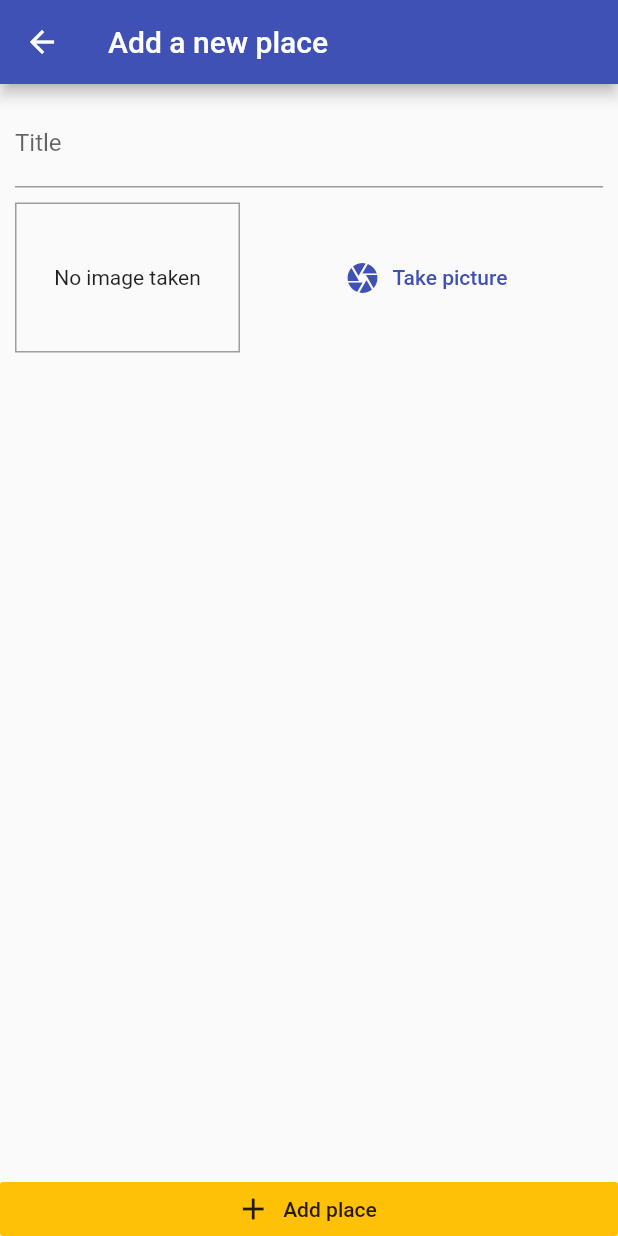
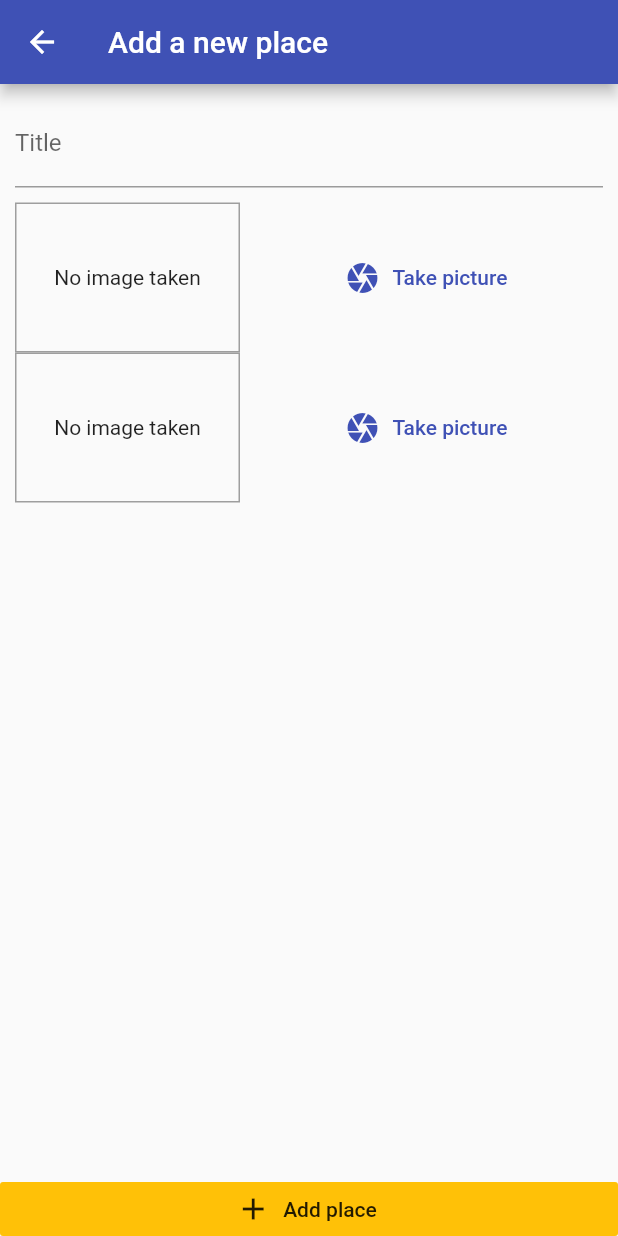
Before and after one commit to datanonymous/section13_greatplaces_flutter, a Flutter app: the AddPlaceScreen screen opened by its route, on a phone screen of 412 x 824 dp. Run offline on Flutter 3.47's test engine with Material 2 defaults, Android fonts, the phone set to English and light mode, and no system bars; our stand-ins replace image_picker.

Commit message:
7/28/2020

```diff
--- a/lib/screens/add_place_screen.dart
+++ b/lib/screens/add_place_screen.dart
@@ -1,8 +1,11 @@
 import 'package:flutter/material.dart';
+import 'package:image_picker/image_picker.dart';
 import '../widgets/image_input.dart';
 import 'dart:io';
 import 'package:provider/provider.dart';
 import '../providers/great_places.dart';
+import 'package:path/path.dart' as path;
+import 'package:path_provider/path_provider.dart' as syspaths;
 
 class AddPlaceScreen extends StatefulWidget {
   static const routeName = '/add_place';
@@ -27,6 +30,25 @@ class _AddPlaceScreenState extends State<AddPlaceScreen> {
     Provider.of<GreatPlaces>(context, listen: false)
         .addPlace(_titleController.text, _pickedImage);
     Navigator.of(context).pop();
+  }
+
+  //transferred from image_input.dart
+  File _storedImage;
+  Future<void> _takePicture() async {
+    final picker = ImagePicker();
+    final imageFile = await picker.getImage(
+      source: ImageSource.camera,
+      maxWidth: 600,
+    );
+    setState(() {
+      _storedImage = File(imageFile.path);
+    });
+    final appDir = await syspaths.getApplicationDocumentsDirectory();
+    final fileName = path.basename(imageFile.path);
+    final savedImage =
+    await File(imageFile.path).copy('${appDir.path}/$fileName');
+//    widget.onSelectImage(savedImage); //execute function _selectImage and pass savedImage to it
+    _selectImage(savedImage); //setting the savedImage to _pickedImage; _savePlace needs a _pickedImage to not be null
   }
 
   @override
@@ -54,6 +76,43 @@ class _AddPlaceScreenState extends State<AddPlaceScreen> {
                       height: 10,
                     ),
                     ImageInput(_selectImage),
+
+                    //////////////////////////////////////////
+                    Row(
+                      children: [
+                        Container(
+                          width: 150,
+                          height: 100,
+                          decoration: BoxDecoration(
+                            border: Border.all(width: 1, color: Colors.grey),
+                          ),
+                          child: _storedImage != null
+                              ? Image.file(
+                            _storedImage,
+                            fit: BoxFit.cover,
+                            width: double.infinity,
+                          )
+                              : Text(
+                            'No image taken',
+                            textAlign: TextAlign.center,
+                          ),
+                          alignment: Alignment.center,
+                        ),
+                        SizedBox(
+                          width: 10,
+                        ),
+                        Expanded(
+                          child: FlatButton.icon(
+                            onPressed: _takePicture,
+                            icon: Icon(Icons.camera),
+                            label: Text('Take picture'),
+                            textColor: Theme.of(context).primaryColor,
+                          ),
+                        ),
+                      ],
+                    ),
+                    //////////////////////////////////////////
+
                   ],
                 ),
               ),
```
